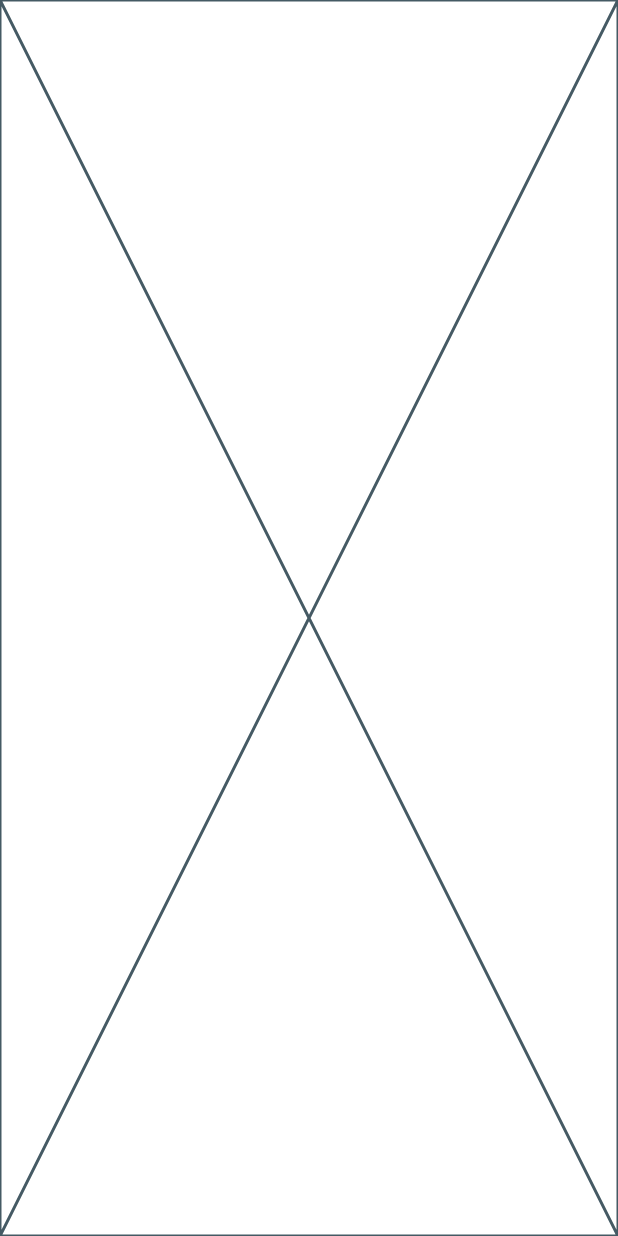
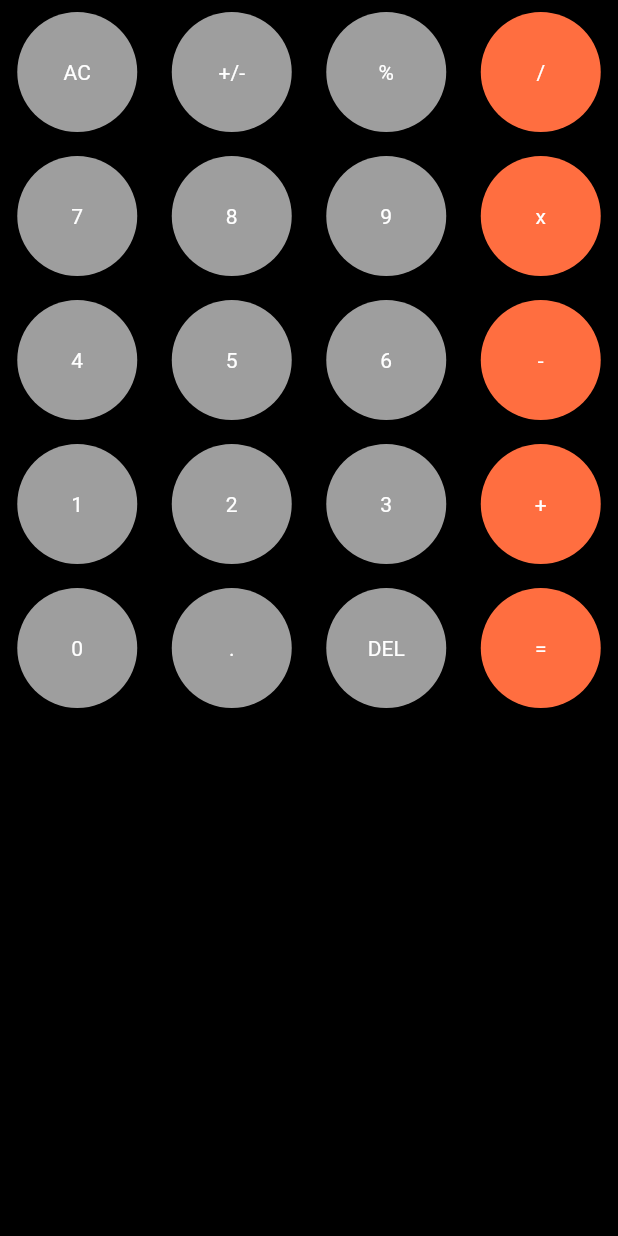
Before and after one commit to shafi21064/Calculator_App, a Flutter app: the screen it shows after launch, on a phone screen of 412 x 824 dp. Run offline on Flutter 3.47's test engine with Material 2 defaults, Android fonts, the phone set to English and light mode, and no system bars.

Commit message:
button pallet has been done

```diff
--- /dev/null
+++ b/lib/components/buttons.dart
@@ -0,0 +1,31 @@
+import 'package:calculator_app/constant.dart';
+import 'package:flutter/material.dart';
+
+class CalButton extends StatelessWidget {
+  final String buttonTextName;
+  final Color buttonColor;
+
+  const CalButton(
+      {Key? key, required this.buttonTextName, this.buttonColor = greyButtonColor})
+      : super(key: key);
+
+  @override
+  Widget build(BuildContext context) {
+    return Expanded(
+      child: Padding(
+        padding: const EdgeInsets.symmetric(vertical: 8),
+        child: Container(
+          height: 80,
+          decoration: BoxDecoration(
+              shape: BoxShape.circle, color: buttonColor),
+          child: Center(
+            child: Text(
+              buttonTextName,
+              style: const TextStyle(color: textColor),
+            ),
+          ),
+        ),
+      ),
+    );
+  }
+}
--- a/lib/constant.dart
+++ b/lib/constant.dart
@@ -0,0 +1,8 @@
+import 'package:flutter/material.dart';
+
+
+const Color orangeButtonColor = Colors.deepOrangeAccent;
+
+const Color greyButtonColor = Colors.grey;
+
+const Color textColor = Colors.white;
--- a/lib/home_screen.dart
+++ b/lib/home_screen.dart
@@ -0,0 +1,66 @@
+import 'package:calculator_app/components/buttons.dart';
+import 'package:calculator_app/constant.dart';
+import 'package:flutter/material.dart';
+
+
+class HomeScreen extends StatefulWidget {
+  const HomeScreen({Key? key}) : super(key: key);
+
+  @override
+  State<HomeScreen> createState() => _HomeScreenState();
+}
+
+class _HomeScreenState extends State<HomeScreen> {
+  @override
+  Widget build(BuildContext context) {
+    return Scaffold(
+      backgroundColor: Colors.black,
+      body: SafeArea(
+        child: Column(
+          children: [
+            Row(
+              children: [
+                CalButton(buttonTextName: 'AC',),
+                CalButton(buttonTextName: '+/-',),
+                CalButton(buttonTextName: '%',),
+                CalButton(buttonTextName: '/', buttonColor: orangeButtonColor,),
+              ],
+            ),
+            Row(
+              children: [
+                CalButton(buttonTextName: '7',),
+                CalButton(buttonTextName: '8',),
+                CalButton(buttonTextName: '9',),
+                CalButton(buttonTextName: 'x', buttonColor: orangeButtonColor,),
+              ],
+            ),
+            Row(
+              children: [
+                CalButton(buttonTextName: '4',),
+                CalButton(buttonTextName: '5',),
+                CalButton(buttonTextName: '6',),
+                CalButton(buttonTextName: '-', buttonColor: orangeButtonColor,),
+              ],
+            ),
+            Row(
+              children: [
+                CalButton(buttonTextName: '1',),
+                CalButton(buttonTextName: '2',),
+                CalButton(buttonTextName: '3',),
+                CalButton(buttonTextName: '+', buttonColor: orangeButtonColor,),
+              ],
+            ),
+            Row(
+              children: [
+                CalButton(buttonTextName: '0',),
+                CalButton(buttonTextName: '.',),
+                CalButton(buttonTextName: 'DEL',),
+                CalButton(buttonTextName: '=', buttonColor: orangeButtonColor,),
+              ],
+            )
+          ],
+        )
+      ),
+    );
+  }
+}
--- a/lib/main.dart
+++ b/lib/main.dart
@@ -1,3 +1,4 @@
+import 'package:calculator_app/home_screen.dart';
 import 'package:flutter/material.dart';
 
 void main() {
@@ -9,6 +10,9 @@ class MyApp extends StatelessWidget {
 
   @override
   Widget build(BuildContext context) {
-    return const Placeholder();
+    return const MaterialApp(
+      debugShowCheckedModeBanner: false,
+      home: HomeScreen(),
+    );
   }
 }
```
